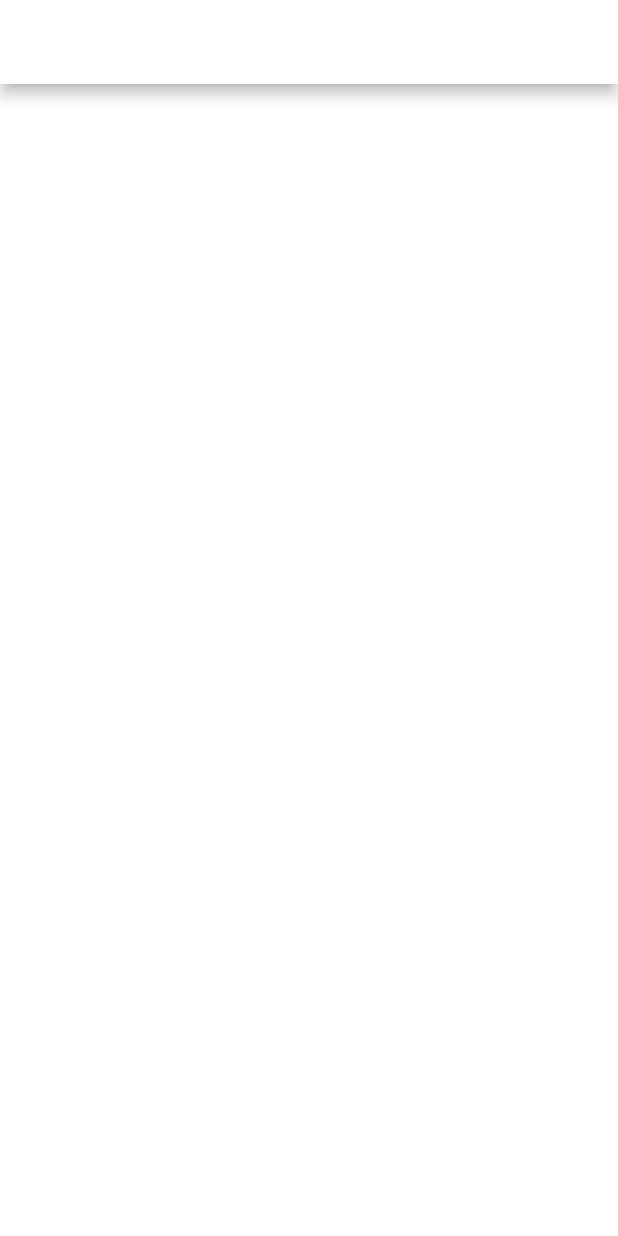
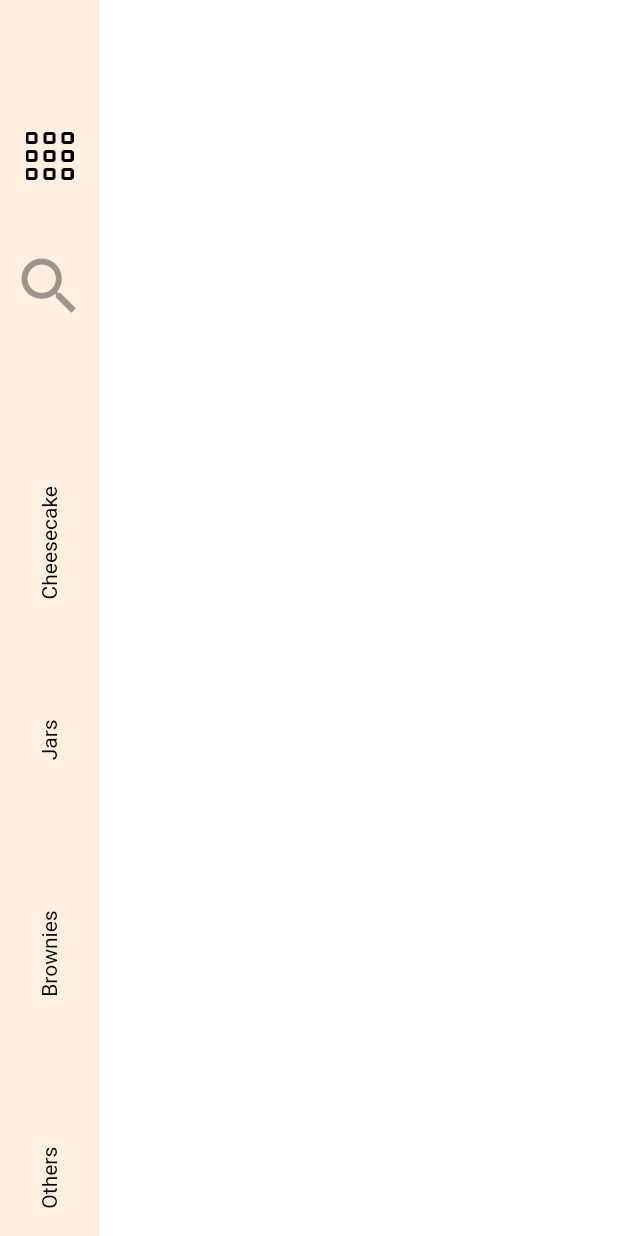
Before and after one commit to WWology/joire-id, a Flutter app: the screen it shows after launch, on a phone screen of 412 x 824 dp. Run offline on Flutter 3.47's test engine with Material 2 defaults, Android fonts, the light colour scheme and no system bars; our stand-ins replace firebase_analytics, firebase_crashlytics, material_design_icons_flutter; accounts and stored records are empty.

Commit message:
Vertical Tab

```diff
--- /dev/null
+++ b/attribution.txt
@@ -0,0 +1 @@
+Icons made by <a href="http://www.freepik.com/" title="Freepik">Freepik</a> from <a href="https://www.flaticon.com/" title="Flaticon"> www.flaticon.com</a> Menu Button Icon
--- a/lib/screens/HomeScreen.dart
+++ b/lib/screens/HomeScreen.dart
@@ -1,13 +1,88 @@
 import 'package:flutter/material.dart';
+
+import 'package:material_design_icons_flutter/material_design_icons_flutter.dart';
+
 import 'package:joire_id/constants.dart';
 
 class HomeScreen extends StatelessWidget {
+  final List<String> categories = [
+    "Cheesecake",
+    "Jars",
+    "Brownies",
+    "Others",
+  ];
   @override
   Widget build(BuildContext context) {
     return Scaffold(
-      appBar: AppBar(
-        backgroundColor: kWhiteColour,
-        title: Container(),
+      body: Row(
+        children: [
+          Container(
+            color: kMainThemeColour,
+            child: Column(
+              children: [
+                Padding(
+                  padding: const EdgeInsets.only(top: 80),
+                  child: IconButton(
+                    icon: Image.asset('assets/Icons/MenuButton.png'),
+                    onPressed: null,
+                  ),
+                ),
+                Padding(
+                  padding: const EdgeInsets.only(top: 30),
+                  child: IconButton(
+                    icon: Icon(Icons.search),
+                    iconSize: 50,
+                    onPressed: null,
+                  ),
+                ),
+                Padding(
+                  padding: const EdgeInsets.only(top: 100),
+                  child: RotatedBox(
+                    quarterTurns: 3,
+                    child: Text(
+                      "Cheesecake",
+                      style: TextStyle(color: kBlackColour),
+                      textDirection: TextDirection.rtl,
+                    ),
+                  ),
+                ),
+                Padding(
+                  padding: const EdgeInsets.only(top: 80),
+                  child: RotatedBox(
+                    quarterTurns: 3,
+                    child: Text(
+                      "Jars",
+                      style: TextStyle(color: kBlackColour),
+                      textDirection: TextDirection.rtl,
+                    ),
+                  ),
+                ),
+                Padding(
+                  padding: const EdgeInsets.only(top: 100),
+                  child: RotatedBox(
+                    quarterTurns: 3,
+                    child: Text(
+                      "Brownies",
+                      style: TextStyle(color: kBlackColour),
+                      textDirection: TextDirection.rtl,
+                    ),
+                  ),
+                ),
+                Padding(
+                  padding: const EdgeInsets.only(top: 100),
+                  child: RotatedBox(
+                    quarterTurns: 3,
+                    child: Text(
+                      "Others",
+                      style: TextStyle(color: kBlackColour),
+                      textDirection: TextDirection.rtl,
+                    ),
+                  ),
+                ),
+              ],
+            ),
+          )
+        ],
       ),
     );
   }
--- a/pubspec.yaml
+++ b/pubspec.yaml
@@ -31,7 +31,9 @@ flutter_icons:
   image_path: assets/JoireLogo.png
 flutter:
   uses-material-design: true
-  # assets:
+  assets:
+    - assets/
+    - assets/Icons/
   #   - images/a_dot_burr.jpeg
   #   - images/a_dot_ham.jpeg
   # fonts:
```
Also changed, not shown: MenuList/CheeseCake.png (added), MenuList/FudgyBrownies.png (added), MenuList/Jar.png (added), MenuList/Tiramisu.png (added), assets/Icons/MenuButton.png (added).
